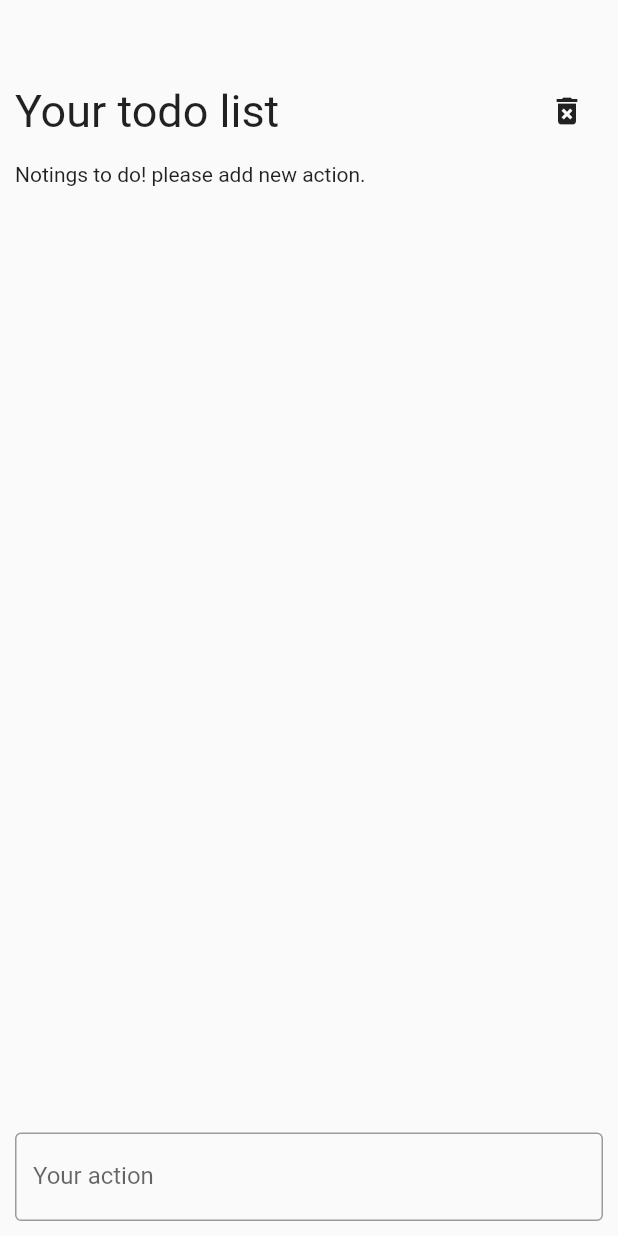
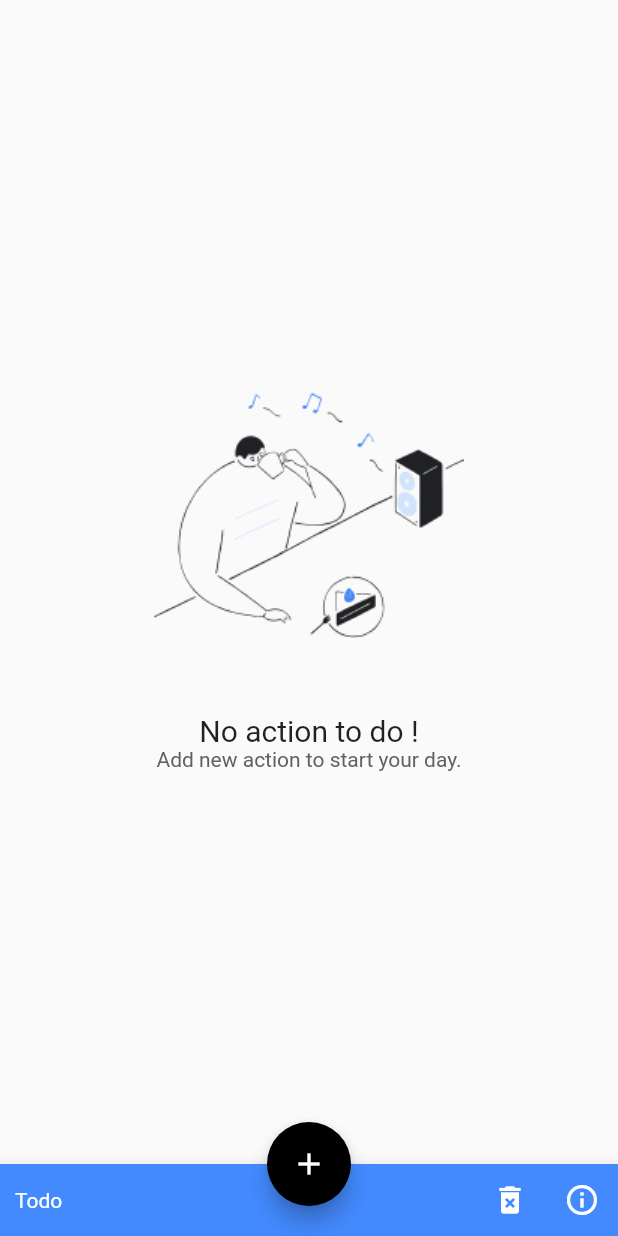
Before and after one commit to jaypy-code/todo-flutter, a Flutter app: the screen it shows after launch, on a phone screen of 412 x 824 dp. Run offline on Flutter 3.47's test engine with Material 2 defaults, Android fonts, the phone set to English and light mode, and no system bars.

Commit message:
Second release

```diff
--- /dev/null
+++ b/lib/components/empty.dart
@@ -0,0 +1,25 @@
+import 'package:flutter/material.dart';
+
+class Empty extends StatelessWidget {
+  @override
+  Widget build(BuildContext context) {
+    return Center(
+      child: Column(
+        mainAxisAlignment: MainAxisAlignment.center,
+        crossAxisAlignment: CrossAxisAlignment.center,
+        children: [
+          Image(image: AssetImage('assets/images/empty-state.png')),
+          SizedBox(height: 50),
+          Text(
+            'No action to do !',
+            style: TextStyle(fontSize: 20),
+          ),
+          Text(
+            'Add new action to start your day.',
+            style: TextStyle(color: Colors.grey[700]),
+          )
+        ],
+      ),
+    );
+  }
+}
--- /dev/null
+++ b/lib/components/footer.dart
@@ -0,0 +1,92 @@
+import 'package:flutter/material.dart';
+
+class Footer extends StatelessWidget {
+  final Function deleteAll;
+  Footer({this.deleteAll});
+
+  @override
+  Widget build(BuildContext context) {
+    return BottomAppBar(
+      color: Colors.blueAccent,
+      child: Row(
+        children: [
+          SizedBox(width: 10),
+          Text(
+            'Todo',
+            style: TextStyle(color: Colors.white),
+          ),
+          Spacer(),
+          Tooltip(
+            message: 'Delete All',
+            child: IconButton(
+              color: Colors.white,
+              onPressed: this.deleteAll.call,
+              icon: Icon(Icons.delete_forever),
+            ),
+          ),
+          Tooltip(
+            message: 'App Info',
+            child: IconButton(
+              color: Colors.white,
+              onPressed: () => this._showInfo(context),
+              icon: Icon(Icons.info_outline),
+            ),
+          )
+        ],
+      ),
+    );
+  }
+
+  void _showInfo(context) {
+    List<Info> items = [
+      Info(title: 'App name', subtitle: 'Todo'),
+      Info(title: 'App Version', subtitle: 'Beta'),
+      Info(title: 'Author', subtitle: 'JayPY Code'),
+      Info(title: 'License', subtitle: 'MIT License')
+    ];
+
+    showDialog(
+        context: context,
+        builder: (BuildContext context) => SimpleDialog(children: [
+              Row(
+                children: [
+                  SizedBox(width: 16),
+                  Text(
+                    'App info',
+                    style: TextStyle(fontSize: 18),
+                  ),
+                  Spacer(),
+                  IconButton(
+                    icon: Icon(Icons.close),
+                    splashRadius: 18,
+                    onPressed: () => Navigator.pop(context),
+                  ),
+                  SizedBox(
+                    width: 10,
+                  )
+                ],
+              ),
+              Column(
+                children: items
+                    .map((item) => ListTile(
+                          title: Text(
+                            item.title,
+                            style: TextStyle(fontSize: 14),
+                          ),
+                          subtitle: Text(
+                            item.subtitle,
+                            style: TextStyle(fontSize: 12),
+                          ),
+                        ))
+                    .toList(),
+              )
+            ]));
+  }
+}
+
+class Info {
+  String title;
+  String subtitle;
+
+  Info({this.title, this.subtitle});
+}
--- a/lib/main.dart
+++ b/lib/main.dart
@@ -1,111 +1,9 @@
 import 'package:flutter/material.dart';
+import 'package:todo/routes/home.dart';
 
 void main() => runApp(MaterialApp(
-      home: Home(),
-    ));
-
-class Home extends StatefulWidget {
-  @override
-  _HomeState createState() => _HomeState();
-}
-
-class _HomeState extends State<Home> {
-  List<Action> actions = [];
-  TextEditingController actionInput = new TextEditingController();
-
-  @override
-  Widget build(BuildContext context) {
-    return Scaffold(
-      body: Container(
-          padding: EdgeInsets.fromLTRB(0, 50, 0, 0),
-          child: Column(
-            crossAxisAlignment: CrossAxisAlignment.start,
-            children: [
-              Padding(
-                padding: const EdgeInsets.symmetric(horizontal: 10),
-                child: Row(
-                    mainAxisAlignment: MainAxisAlignment.center,
-                    crossAxisAlignment: CrossAxisAlignment.center,
-                    children: [
-                      Expanded(
-                        flex: 11,
-                        child: Text(
-                          'Your todo list',
-                          style: TextStyle(fontSize: 30),
-                        ),
-                      ),
-                      IconButton(
-                          icon: Icon(Icons.delete_forever),
-                          splashRadius: 24,
-                          onPressed: () {
-                            actions.length == 0
-                                // ignore: unnecessary_statements
-                                ? null
-                                : setState(() {
-                                    actions = [];
-                                  });
-                          })
-                    ]),
-              ),
-              SizedBox(height: 10),
-              Expanded(
-                child: actions.length == 0
-                    ? Padding(
-                        padding: const EdgeInsets.symmetric(horizontal: 10),
-                        child: Text('Notings to do! please add new action.'),
-                      )
-                    : ListView(
-                        children: actions
-                            .map((item) => ListTile(
-                                trailing: IconButton(
-                                    icon: Icon(Icons.delete),
-                                    splashRadius: 24,
-                                    onPressed: () {
-                                      setState(() {
-                                        actions.remove(item);
-                                      });
-                                    }),
-                                leading: Checkbox(
-                                    activeColor: Colors.green,
-                                    value: item.done,
-                                    onChanged: (bool value) {
-                                      setState(() {
-                                        item.done = value;
-                                      });
-                                    }),
-                                title: Text(
-                                  item.content,
-                                  style: TextStyle(
-                                      decoration: item.done
-                                          ? TextDecoration.lineThrough
-                                          : null),
-                                )))
-                            .toList()),
-              ),
-              Padding(
-                padding: EdgeInsets.fromLTRB(10, 0, 10, 10),
-                child: TextFormField(
-                    controller: actionInput,
-                    onFieldSubmitted: (value) {
-                      actionInput.clear();
-                      setState(() {
-                        actions.add(Action(content: value));
-                      });
-                    },
-                    decoration: InputDecoration(
-                      labelText: 'Your action',
-                      border: OutlineInputBorder(),
-                    )),
-              )
-            ],
-          )),
-    );
-  }
-}
-
-class Action {
-  String content;
-  bool done = false;
-
-  Action({this.content, this.done = false});
-}
+  initialRoute: '/',
+  routes: {
+    '/': (context)=> Home(),
+  },
+));
--- /dev/null
+++ b/lib/routes/home.dart
@@ -0,0 +1,154 @@
+import 'package:flutter/material.dart';
+import 'package:flutter/services.dart';
+import 'package:todo/components/empty.dart';
+import 'package:todo/components/footer.dart';
+import 'package:todo/components/item.dart';
+
+class Home extends StatefulWidget {
+  @override
+  _HomeState createState() => _HomeState();
+}
+
+class _HomeState extends State<Home> {
+  List<Action> actions = [];
+  TextEditingController actionInput = new TextEditingController();
+
+  @override
+  void initState() {
+    super.initState();
+    SystemChrome.setSystemUIOverlayStyle(SystemUiOverlayStyle(
+        systemNavigationBarColor: Colors.blueAccent, // navigation bar color
+        statusBarColor: Colors.transparent,
+        statusBarIconBrightness: Brightness.dark // status bar color
+        ));
+  }
+
+  @override
+  Widget build(BuildContext context) {
+    return Scaffold(
+        body: SafeArea(
+          child: this.actions.length == 0
+              ? Empty()
+              : ListView(
+                  children: this
+                      .actions
+                      .map((item) => Item(
+                            content: item.content,
+                            done: item.done,
+                            toggle: (bool value) {
+                              setState(() {
+                                item.done = value;
+                              });
+                            },
+                            edit: () =>
+                                this._showFormAction(context, action: item),
+                            delete: () {
+                              setState(() {
+                                actions.remove(item);
+                              });
+                            },
+                          ))
+                      .toList(),
+                ),
+        ),
+        bottomNavigationBar: Footer(
+          deleteAll: () {
+            setState(() {
+              this.actions = [];
+            });
+          },
+        ),
+        floatingActionButtonLocation: FloatingActionButtonLocation.centerDocked,
+        floatingActionButton: Tooltip(
+          message: 'Add Action',
+          child: FloatingActionButton(
+              backgroundColor: Colors.black,
+              onPressed: () {
+                this._showFormAction(context);
+              },
+              child: Icon(Icons.add)),
+        ));
+  }
+
+  void submitFormAction({Action action}) {
+    setState(() {
+      if (action != null)
+        action.content = this.actionInput.value.text.toString();
+      else
+        this
+            .actions
+            .add(new Action(content: this.actionInput.value.text.toString()));
+      this.actionInput.clear();
+    });
+  }
+
+  void _showFormAction(context, {Action action}) {
+    this.actionInput.clear();
+    if (action != null)
+      this.actionInput.value = TextEditingValue(text: action.content);
+    showModalBottomSheet(
+        context: context,
+        builder: ((BuildContext bc) {
+          return Container(
+            padding: EdgeInsets.symmetric(horizontal: 10),
+            child: Column(
+              children: <Widget>[
+                Row(
+                  children: [
+                    Text(
+                      'Todo Action',
+                      style: TextStyle(fontSize: 18),
+                    ),
+                    Spacer(),
+                    IconButton(
+                      onPressed: () {
+                        Navigator.pop(context);
+                      },
+                      splashRadius: 24,
+                      icon: Icon(Icons.close),
+                    )
+                  ],
+                ),
+                SizedBox(height: 10),
+                TextFormField(
+                  autofocus: true,
+                  controller: actionInput,
+                  onFieldSubmitted: (_) {
+                    this.submitFormAction(action: action);
+                    Navigator.pop(context);
+                  },
+                  decoration: InputDecoration(
+                    labelText: 'Content',
+                    border: OutlineInputBorder(),
+                  ),
+                ),
+                Row(
+                  children: [
+                    Spacer(),
+                    RaisedButton(
+                      color: Colors.blueAccent,
+                      onPressed: () {
+                        this.submitFormAction(action: action);
+                        Navigator.pop(context);
+                      },
+                      child: Text(
+                        'SUBMIT',
+                        style: TextStyle(color: Colors.white),
+                      ),
+                    )
+                  ],
+                ),
+                SizedBox(height: 20)
+              ],
+            ),
+          );
+        }));
+  }
+}
+
+class Action {
+  String content;
+  bool done = false;
+
+  Action({this.content, this.done = false});
+}
--- a/pubspec.yaml
+++ b/pubspec.yaml
@@ -49,6 +49,10 @@ flutter:
   #   - images/a_dot_burr.jpeg
   #   - images/a_dot_ham.jpeg
 
+  assets:
+    - assets/
+    - assets/images/
+
   # An image asset can refer to one or more resolution-specific "variants", see
   # https://flutter.dev/assets-and-images/#resolution-aware.
 
```
Also changed, not shown: lib/components/item.dart (added, +33 -0 lines), assets/images/empty-state.png (added).
